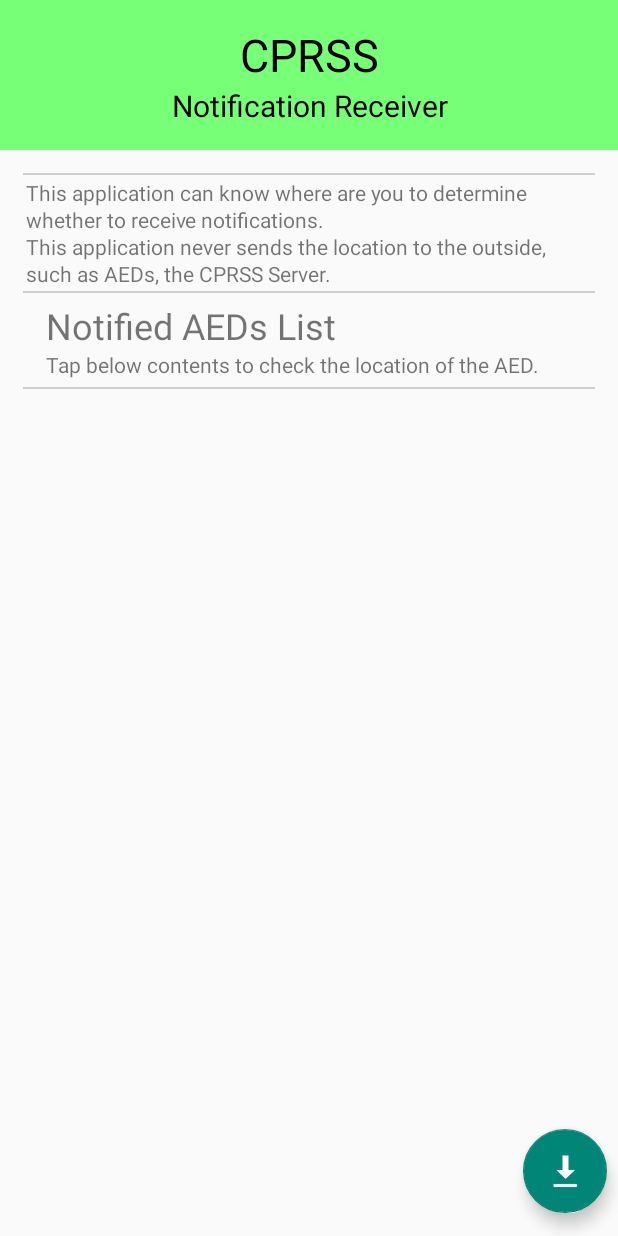
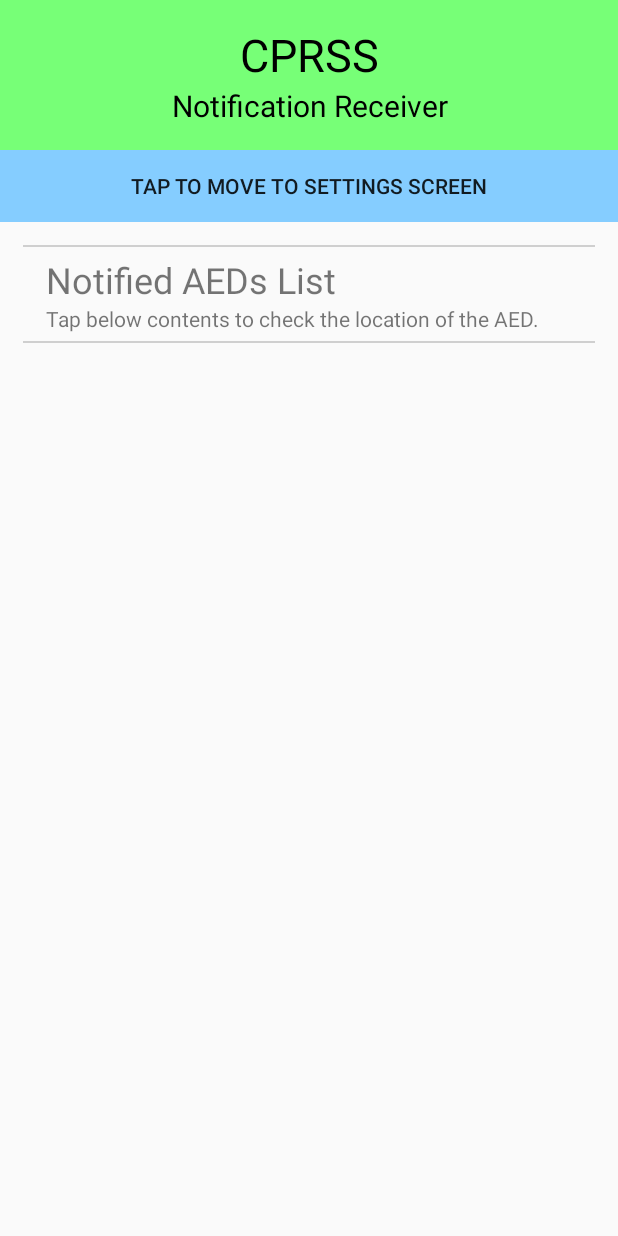
Before and after one commit to webiot-c/android_application, an Android app: the screen it shows after launch (MainActivity), on a phone screen of 412 x 824 dp. Run offline under Robolectric (Android 15) with nearby library versions, the phone set to English and light mode, and no system bars; libraries missing offline, so code that uses them is left out: org.java_websocket.handshake.

Commit message:
[edit] 設定画面に遷移するボタンを変更。

```diff
--- a/app/src/main/java/com/webiot_c/cprss_notifi_recv/app/MainActivity.java
+++ b/app/src/main/java/com/webiot_c/cprss_notifi_recv/app/MainActivity.java
@@ -124,7 +124,7 @@ public class MainActivity extends AppCompatActivity implements View.OnClickListe
         setContentView(R.layout.activity_main);
 
 
-        findViewById(R.id.setting).setOnClickListener(new View.OnClickListener() {
+        findViewById(R.id.mainui_seting_button).setOnClickListener(new View.OnClickListener() {
             @Override
             public void onClick(View v) {
                 startActivity(new Intent(MainActivity.this, SettingsActivity.class));
--- a/app/src/main/res/layout/activity_main.xml
+++ b/app/src/main/res/layout/activity_main.xml
@@ -16,6 +16,11 @@
         app:layout_constraintEnd_toEndOf="parent"
         app:layout_constraintStart_toStartOf="parent"
         app:layout_constraintTop_toTopOf="parent">
+
+        <LinearLayout
+            android:layout_width="match_parent"
+            android:layout_height="wrap_content"
+            android:orientation="vertical">
 
             <LinearLayout
                 android:id="@+id/title_area"
@@ -46,6 +51,22 @@
 
             </LinearLayout>
 
+            <LinearLayout
+                android:layout_width="match_parent"
+                android:layout_height="match_parent"
+                android:orientation="vertical">
+
+                <Button
+                    android:id="@+id/mainui_seting_button"
+                    android:layout_width="match_parent"
+                    android:layout_height="wrap_content"
+                    android:background="@color/otherUI"
+                    android:text="@string/mainui_setting" />
+
+            </LinearLayout>
+
+        </LinearLayout>
+
 
         <android.support.v4.widget.SwipeRefreshLayout
             android:id="@+id/refresh"
@@ -59,27 +80,6 @@
                 android:layout_margin="16dp"
                 android:orientation="vertical"
                 android:padding="15dp">
-
-                    <View
-                        android:layout_width="match_parent"
-                        android:layout_height="1dp"
-                        android:background="@color/mainforecolor" />
-
-                    <LinearLayout
-                        android:layout_width="wrap_content"
-                        android:layout_height="wrap_content"
-                        android:orientation="vertical">
-
-                        <TextView
-                            android:id="@+id/textView3"
-                            android:layout_width="match_parent"
-                            android:layout_height="wrap_content"
-                            android:lineSpacingExtra="2sp"
-                            android:padding="2sp"
-                            android:text="@string/mainui_about_location"
-                            android:typeface="normal" />
-
-                    </LinearLayout>
 
                 <View
                     android:layout_width="match_parent"
@@ -134,19 +134,4 @@
 
     </LinearLayout>
 
-    <android.support.design.widget.FloatingActionButton
-        android:id="@+id/setting"
-        android:layout_width="wrap_content"
-        android:layout_height="wrap_content"
-        android:layout_alignParentEnd="true"
-        android:clickable="true"
-        android:padding="15dp"
-        app:layout_constraintBottom_toBottomOf="@+id/linearLayout"
-        app:layout_constraintEnd_toEndOf="parent"
-        app:layout_constraintHorizontal_bias="0.98"
-        app:layout_constraintStart_toStartOf="parent"
-        app:layout_constraintTop_toTopOf="parent"
-        app:layout_constraintVertical_bias="0.98"
-        app:srcCompat="@android:drawable/stat_sys_download_done" />
-
 </android.support.constraint.ConstraintLayout>
--- a/app/src/main/res/values/strings.xml
+++ b/app/src/main/res/values/strings.xml
@@ -69,4 +69,5 @@
         However, it is not recommended because you will receive all notifications regardless of distance. <br>
         ]]>
     </string>
+    <string name="mainui_setting">Tap to move to settings screen</string>
 </resources>
```
Also changed, not shown: 1 other file. Lines whose indentation alone changed are shown as unchanged.
